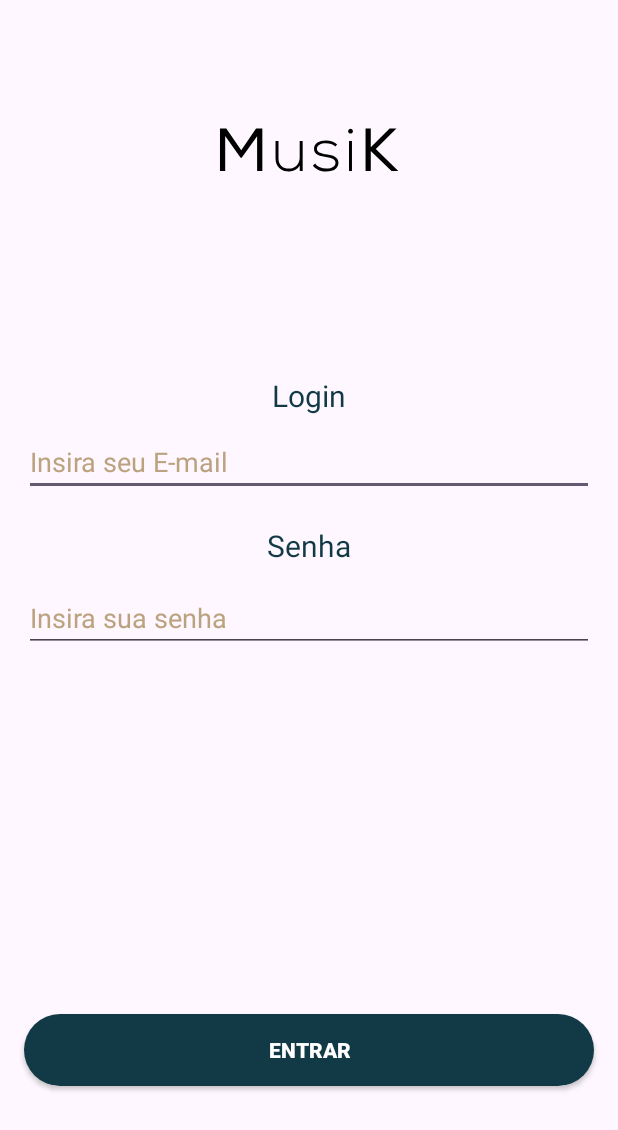
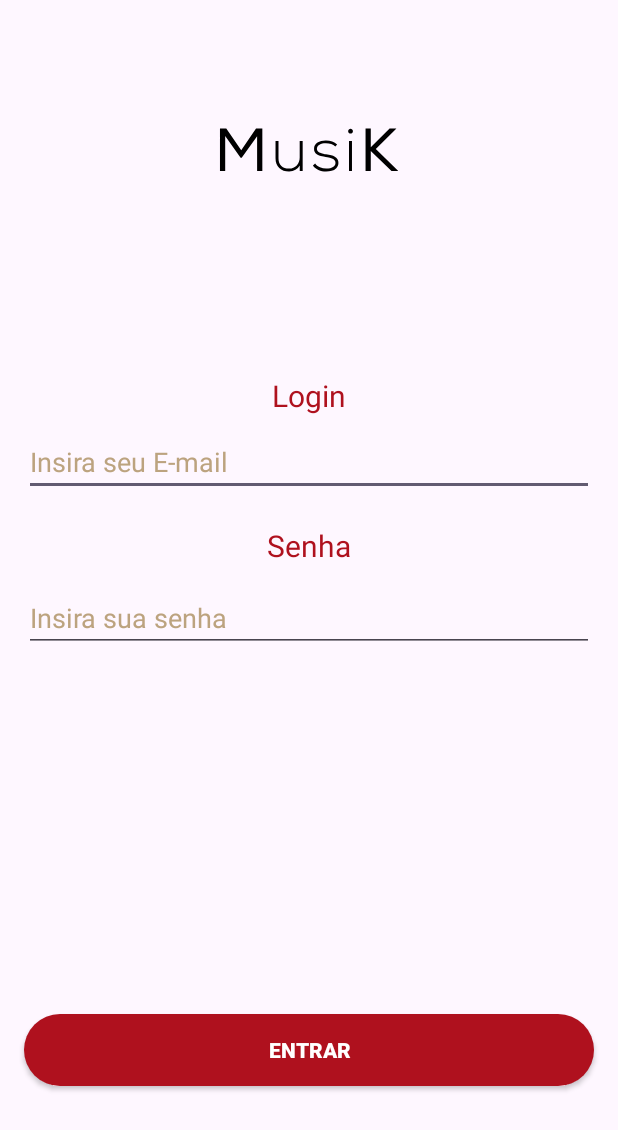
Before and after one commit to SantosKarolayne/APP_Musik, an Android app: the screen it shows after launch (MainActivity), on a phone screen of 412 x 824 dp. Shown: the top 1130 px of the screen. Run offline under Robolectric (Android 15) with nearby library versions, the phone set to English and light mode, and no system bars.

Commit message:
atualizações de cores

```diff
--- a/app/src/main/res/drawable/background_button.xml
+++ b/app/src/main/res/drawable/background_button.xml
@@ -2,7 +2,7 @@
 <shape xmlns:android="http://schemas.android.com/apk/res/android">
         android:shape="rectangle">
 
-        <solid android:color="@color/Azul"/>
+        <solid android:color="@color/Primary"/>
         <corners android:radius="30dp"/>
 
 </shape>
--- /dev/null
+++ b/app/src/main/res/drawable/upload.xml
@@ -0,0 +1,5 @@
+<vector android:height="24dp" android:tint="#FFFFFF"
+    android:viewportHeight="24" android:viewportWidth="24"
+    android:width="24dp" xmlns:android="http://schemas.android.com/apk/res/android">
+    <path android:fillColor="@android:color/white" android:pathData="M9,16h6v-6h4l-7,-7 -7,7h4zM5,18h14v2L5,20z"/>
+</vector>
--- /dev/null
+++ b/app/src/main/res/drawable/video.xml
@@ -0,0 +1,5 @@
+<vector android:height="24dp" android:tint="#FFFFFF"
+    android:viewportHeight="24" android:viewportWidth="24"
+    android:width="24dp" xmlns:android="http://schemas.android.com/apk/res/android">
+    <path android:fillColor="@android:color/white" android:pathData="M17,10.5V7c0,-0.55 -0.45,-1 -1,-1H4c-0.55,0 -1,0.45 -1,1v10c0,0.55 0.45,1 1,1h12c0.55,0 1,-0.45 1,-1v-3.5l4,4v-11l-4,4z"/>
+</vector>
--- a/app/src/main/res/layout/activity_main.xml
+++ b/app/src/main/res/layout/activity_main.xml
@@ -30,7 +30,7 @@
         android:layout_marginTop="250dp"
         android:gravity="center"
         android:text="Login"
-        android:textColor="@color/Azul"
+        android:textColor="@color/Primary"
         android:textSize="20dp"
         app:layout_constraintTop_toTopOf="@+id/imageView2" />
 
@@ -55,7 +55,7 @@
         android:layout_marginTop="350dp"
         android:gravity="center"
         android:text="Senha"
-        android:textColor="@color/Azul"
+        android:textColor="@color/Primary"
         android:textSize="20dp"
         app:layout_constraintEnd_toEndOf="parent"
         app:layout_constraintStart_toStartOf="parent"
--- a/app/src/main/res/layout/activity_mensagens.xml
+++ b/app/src/main/res/layout/activity_mensagens.xml
@@ -19,6 +19,8 @@
         android:layout_width="wrap_content"
         android:layout_height="wrap_content"
         android:text="Enviar"
+        android:textColor="@color/white"
+        android:background="@drawable/background_button"
         android:layout_below="@id/editTextMessage"
         android:layout_marginTop="16dp"/>
 
--- a/app/src/main/res/values/colors.xml
+++ b/app/src/main/res/values/colors.xml
@@ -2,9 +2,9 @@
 <resources>
     <color name="black">#FF000000</color>
     <color name="white">#FFFFFFFF</color>
-    <color name="Azul">#113946</color>
+    <color name="Primary">#AF111E</color>
     <color name="Escuro">#BCA37F</color>
-    <color name="Medio">#EAD7BB</color>
+    <color name="Medio">#FFFFFFFF</color>
     <color name="Claro">#FFF2D8</color>
 
 </resources>
--- a/app/src/main/res/values/themes.xml
+++ b/app/src/main/res/values/themes.xml
@@ -2,7 +2,7 @@
     <!-- Base application theme. -->
     <style name="Base.Theme.AplicativoMusik" parent="Theme.Material3.DayNight.NoActionBar">
         <!-- Customize your light theme here. -->
-        <item name="colorPrimary">@color/Azul</item>
+        <item name="colorPrimary">@color/Primary</item>
     </style>
 
     <style name="Theme.AplicativoMusik" parent="Base.Theme.AplicativoMusik" />
```
Also changed, not shown: app/src/main/res/layout/activity_publicar.xml (+15 -4 lines).
